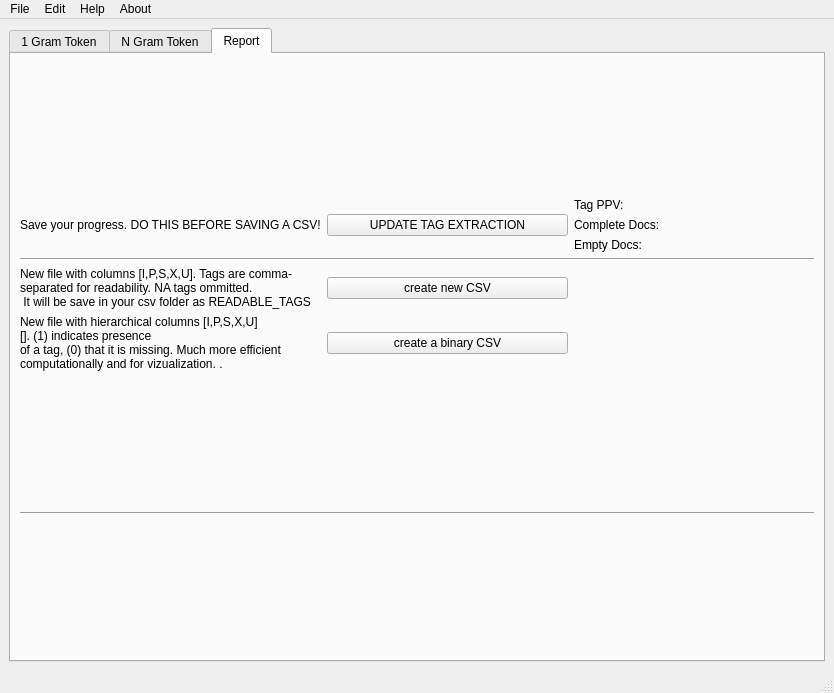
First picture: the form in app/taggingUI/taggingUI.ui, repository usnistgov/nestor, before the edit.
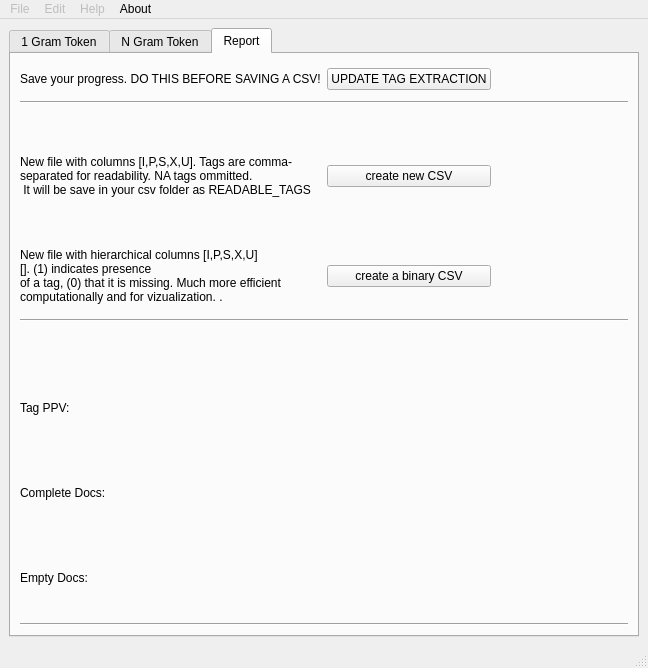
Second picture: the form after the edit.

```diff
--- a/app/taggingUI/taggingUI.ui
+++ b/app/taggingUI/taggingUI.ui
@@ -2,14 +2,6 @@
 <ui version="4.0">
  <class>MainWindow_taggingTool</class>
  <widget class="QMainWindow" name="MainWindow_taggingTool">
-  <property name="geometry">
-   <rect>
-    <x>0</x>
-    <y>0</y>
-    <width>834</width>
-    <height>693</height>
-   </rect>
-  </property>
   <property name="windowTitle">
    <string>EATT Knowledge:  TagTool</string>
   </property>
@@ -573,11 +565,43 @@
           <string>Report</string>
          </attribute>
          <layout class="QGridLayout" name="gridLayout_4">
+          <item row="4" column="0">
+           <layout class="QGridLayout" name="gridLayout_report_progressPlot"/>
+          </item>
+          <item row="3" column="0">
+           <layout class="QHBoxLayout" name="horizontalLayout">
+            <item>
+             <layout class="QGridLayout" name="gridLayout_report_docsInfo">
+              <item row="4" column="0">
+               <widget class="QLabel" name="label_report_emptyDocs">
+                <property name="text">
+                 <string>Empty Docs:</string>
+                </property>
+               </widget>
+              </item>
+              <item row="3" column="0">
+               <widget class="QLabel" name="label_report_completeDocs">
+                <property name="text">
+                 <string>Complete Docs: </string>
+                </property>
+               </widget>
+              </item>
+              <item row="2" column="0">
+               <widget class="QLabel" name="label_report_tagCompleteness">
+                <property name="text">
+                 <string>Tag PPV:</string>
+                </property>
+               </widget>
+              </item>
+             </layout>
+            </item>
+           </layout>
+          </item>
           <item row="0" column="0">
            <layout class="QGridLayout" name="gridLayout_report_general">
             <item row="0" column="0">
              <layout class="QGridLayout" name="gridLayout_report_action">
-              <item row="4" column="0">
+              <item row="5" column="0">
                <widget class="QLabel" name="label_report_saveNewCsv">
                 <property name="text">
                  <string>New file with columns [I,P,S,X,U]. Tags are comma-
@@ -593,7 +617,7 @@
                 </property>
                </widget>
               </item>
-              <item row="5" column="0">
+              <item row="7" column="0">
                <widget class="QLabel" name="label_report_saveBinnary">
                 <property name="text">
                  <string>New file with hierarchical columns [I,P,S,X,U]
@@ -610,39 +634,14 @@
                 </property>
                </widget>
               </item>
-              <item row="0" column="2">
-               <layout class="QGridLayout" name="gridLayout_report_docsInfo">
-                <item row="1" column="0">
-                 <widget class="QLabel" name="label_report_tagCompleteness">
-                  <property name="text">
-                   <string>Tag PPV:</string>
-                  </property>
-                 </widget>
-                </item>
-                <item row="3" column="0">
-                 <widget class="QLabel" name="label_report_emptyDocs">
-                  <property name="text">
-                   <string>Empty Docs:</string>
-                  </property>
-                 </widget>
-                </item>
-                <item row="2" column="0">
-                 <widget class="QLabel" name="label_report_completeDocs">
-                  <property name="text">
-                   <string>Complete Docs: </string>
-                  </property>
-                 </widget>
-                </item>
-               </layout>
-              </item>
-              <item row="5" column="1">
+              <item row="7" column="1">
                <widget class="QPushButton" name="pushButton_report_saveBinnaryCsv">
                 <property name="text">
                  <string>create a binary CSV</string>
                 </property>
                </widget>
               </item>
-              <item row="4" column="1">
+              <item row="5" column="1">
                <widget class="QPushButton" name="pushButton_report_saveNewCsv">
                 <property name="text">
                  <string>create new CSV</string>
@@ -656,15 +655,67 @@
                 </property>
                </widget>
               </item>
+              <item row="4" column="0">
+               <spacer name="verticalSpacer_9">
+                <property name="orientation">
+                 <enum>Qt::Vertical</enum>
+                </property>
+                <property name="sizeType">
+                 <enum>QSizePolicy::Minimum</enum>
+                </property>
+                <property name="sizeHint" stdset="0">
+                 <size>
+                  <width>20</width>
+                  <height>40</height>
+                 </size>
+                </property>
+               </spacer>
+              </item>
+              <item row="6" column="0">
+               <spacer name="verticalSpacer_10">
+                <property name="orientation">
+                 <enum>Qt::Vertical</enum>
+                </property>
+                <property name="sizeType">
+                 <enum>QSizePolicy::Minimum</enum>
+                </property>
+                <property name="sizeHint" stdset="0">
+                 <size>
+                  <width>20</width>
+                  <height>40</height>
+                 </size>
+                </property>
+               </spacer>
+              </item>
              </layout>
             </item>
            </layout>
           </item>
+          <item row="5" column="0">
+           <widget class="Line" name="line_8">
+            <property name="orientation">
+             <enum>Qt::Horizontal</enum>
+            </property>
+           </widget>
+          </item>
           <item row="2" column="0">
-           <layout class="QGridLayout" name="gridLayout_report_progressPlot"/>
+           <spacer name="verticalSpacer_11">
+            <property name="orientation">
+             <enum>Qt::Vertical</enum>
+            </property>
+            <property name="sizeType">
+             <enum>QSizePolicy::Minimum</enum>
+            </property>
+            <property name="sizeHint" stdset="0">
+             <size>
+              <width>20</width>
+              <height>40</height>
+             </size>
+            </property>
+           </spacer>
           </item>
           <item row="1" column="0">
-           <widget class="Line" name="line_8">
+           <widget class="Line" name="line_7">
             <property name="orientation">
              <enum>Qt::Horizontal</enum>
             </property>
@@ -683,11 +734,14 @@
     <rect>
      <x>0</x>
      <y>0</y>
-     <width>834</width>
+     <width>648</width>
      <height>24</height>
     </rect>
    </property>
    <widget class="QMenu" name="menuFile">
+    <property name="enabled">
+     <bool>false</bool>
+    </property>
     <property name="title">
      <string>File</string>
     </property>
@@ -698,6 +752,9 @@
     <addaction name="actionSave_All"/>
    </widget>
    <widget class="QMenu" name="menuEdit">
+    <property name="enabled">
+     <bool>false</bool>
+    </property>
     <property name="title">
      <string>Edit</string>
     </property>
@@ -705,6 +762,9 @@
     <addaction name="actionDev_Mode"/>
    </widget>
    <widget class="QMenu" name="menuHelp">
+    <property name="enabled">
+     <bool>false</bool>
+    </property>
     <property name="title">
      <string>Help</string>
     </property>
```
Left out of the diff: 8 changed lines with no effect on the pictures.
